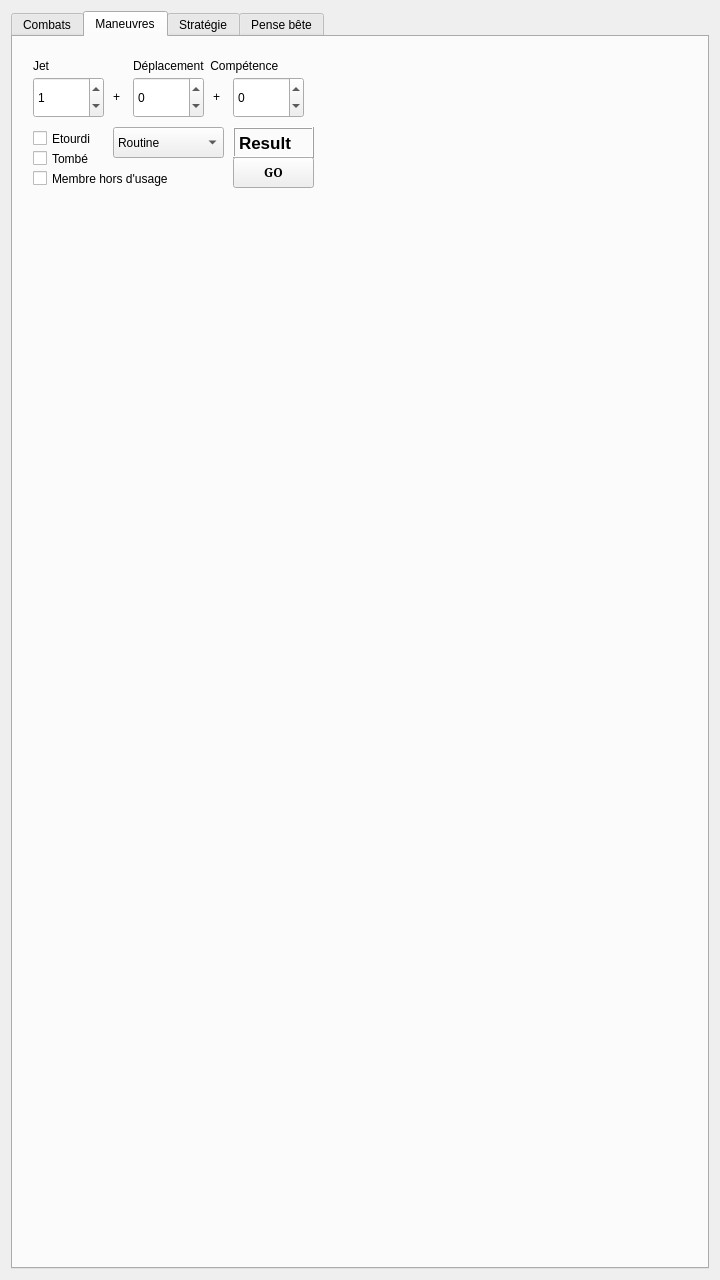
Above: mainwindow.ui from e2002e/JRTM-MERP before the change. Below: the same form after it.
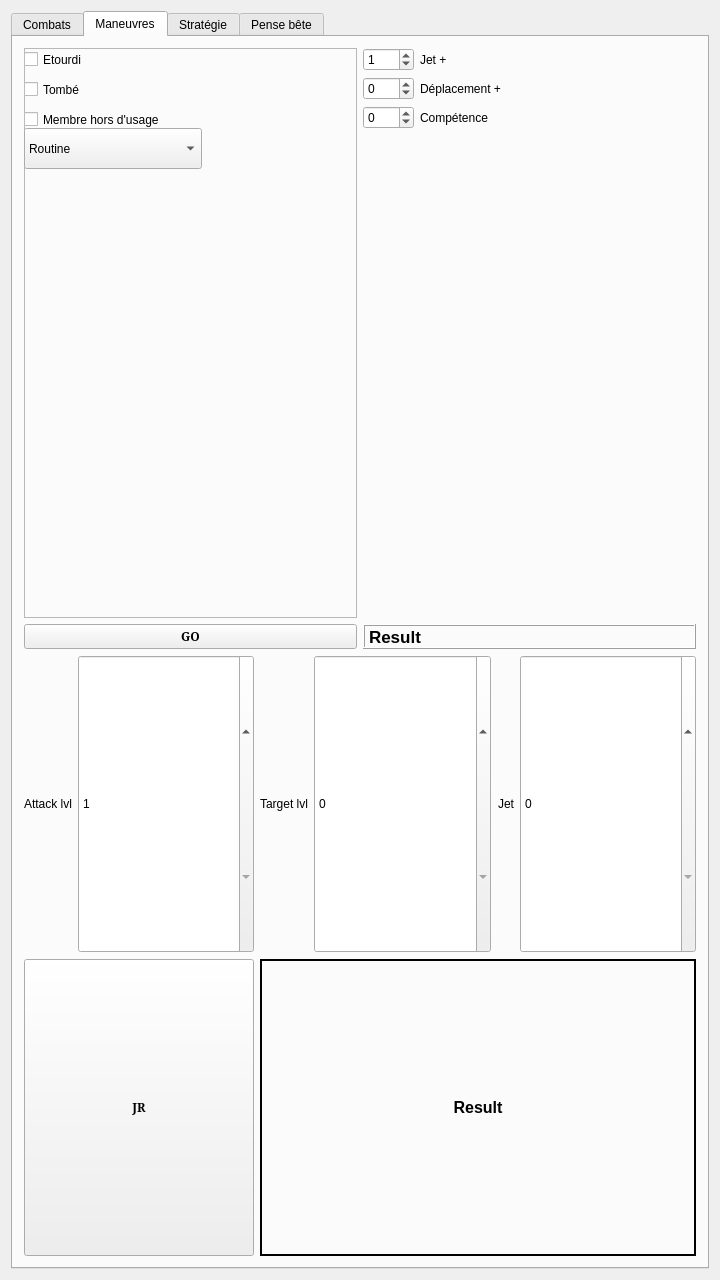
That is the form after the change. The open tabs and pages were chosen to show the change.

The edit to the form file:
```diff
--- a/mainwindow.ui
+++ b/mainwindow.ui
@@ -47,7 +47,7 @@
      <height>0</height>
     </size>
    </property>
-   <layout class="QGridLayout" name="gridLayout_4">
+   <layout class="QGridLayout" name="gridLayout">
     <item row="0" column="0">
      <widget class="QTabWidget" name="tabWidget">
       <property name="enabled">
@@ -75,199 +75,8 @@
        <attribute name="title">
         <string>Combats</string>
        </attribute>
-       <layout class="QGridLayout" name="gridLayout_6">
-        <item row="0" column="0">
-         <widget class="QGroupBox" name="groupBox">
-          <property name="sizePolicy">
-           <sizepolicy hsizetype="Preferred" vsizetype="Preferred">
-            <horstretch>0</horstretch>
-            <verstretch>0</verstretch>
-           </sizepolicy>
-          </property>
-          <layout class="QGridLayout" name="gridLayout">
-           <item row="0" column="0">
-            <layout class="QGridLayout" name="gridLayout_3">
-             <item row="0" column="3">
-              <widget class="QLabel" name="label_36">
-               <property name="text">
-                <string>Target lvl</string>
-               </property>
-               <property name="alignment">
-                <set>Qt::AlignRight|Qt::AlignTrailing|Qt::AlignVCenter</set>
-               </property>
-              </widget>
-             </item>
-             <item row="0" column="4">
-              <widget class="QSpinBox" name="spinBox_12">
-               <property name="sizePolicy">
-                <sizepolicy hsizetype="Expanding" vsizetype="Preferred">
-                 <horstretch>0</horstretch>
-                 <verstretch>0</verstretch>
-                </sizepolicy>
-               </property>
-               <property name="maximum">
-                <number>15</number>
-               </property>
-              </widget>
-             </item>
-             <item row="0" column="0" colspan="2">
-              <widget class="QLabel" name="label_35">
-               <property name="text">
-                <string>Attack lvl</string>
-               </property>
-               <property name="alignment">
-                <set>Qt::AlignRight|Qt::AlignTrailing|Qt::AlignVCenter</set>
-               </property>
-              </widget>
-             </item>
-             <item row="0" column="5">
-              <widget class="QLabel" name="label_37">
-               <property name="layoutDirection">
-                <enum>Qt::RightToLeft</enum>
-               </property>
-               <property name="text">
-                <string>Jet</string>
-               </property>
-               <property name="alignment">
-                <set>Qt::AlignRight|Qt::AlignTrailing|Qt::AlignVCenter</set>
-               </property>
-              </widget>
-             </item>
-             <item row="0" column="2">
-              <widget class="QSpinBox" name="spinBox_13">
-               <property name="sizePolicy">
-                <sizepolicy hsizetype="Expanding" vsizetype="Preferred">
-                 <horstretch>0</horstretch>
-                 <verstretch>0</verstretch>
-                </sizepolicy>
-               </property>
-               <property name="minimum">
-                <number>1</number>
-               </property>
-               <property name="maximum">
-                <number>15</number>
-               </property>
-              </widget>
-             </item>
-             <item row="3" column="0" colspan="3">
-              <widget class="QPushButton" name="pushButton_5">
-               <property name="sizePolicy">
-                <sizepolicy hsizetype="Preferred" vsizetype="Preferred">
-                 <horstretch>0</horstretch>
-                 <verstretch>0</verstretch>
-                </sizepolicy>
-               </property>
-               <property name="font">
-                <font>
-                 <family>Serif</family>
-                 <weight>75</weight>
-                 <bold>true</bold>
-                </font>
-               </property>
-               <property name="text">
-                <string>JR</string>
-               </property>
-              </widget>
-             </item>
-             <item row="0" column="6">
-              <widget class="QSpinBox" name="spinBox_11">
-               <property name="sizePolicy">
-                <sizepolicy hsizetype="Expanding" vsizetype="Preferred">
-                 <horstretch>0</horstretch>
-                 <verstretch>0</verstretch>
-                </sizepolicy>
-               </property>
-               <property name="accelerated">
-                <bool>true</bool>
-               </property>
-               <property name="maximum">
-                <number>100</number>
-               </property>
-              </widget>
-             </item>
-             <item row="3" column="3" colspan="4">
-              <widget class="QLabel" name="label_38">
-               <property name="sizePolicy">
-                <sizepolicy hsizetype="Expanding" vsizetype="Preferred">
-                 <horstretch>0</horstretch>
-                 <verstretch>0</verstretch>
-                </sizepolicy>
-               </property>
-               <property name="font">
-                <font>
-                 <pointsize>12</pointsize>
-                 <weight>75</weight>
-                 <bold>true</bold>
-                </font>
-               </property>
-               <property name="frameShape">
-                <enum>QFrame::WinPanel</enum>
-               </property>
-               <property name="text">
-                <string>Result</string>
-               </property>
-               <property name="alignment">
-                <set>Qt::AlignCenter</set>
-               </property>
-              </widget>
-             </item>
-            </layout>
-           </item>
-           <item row="1" column="0">
-            <layout class="QHBoxLayout" name="horizontalLayout_5">
-             <item>
-              <widget class="QSpinBox" name="spinBox_5">
-               <property name="sizePolicy">
-                <sizepolicy hsizetype="Expanding" vsizetype="Preferred">
-                 <horstretch>0</horstretch>
-                 <verstretch>0</verstretch>
-                </sizepolicy>
-               </property>
-               <property name="layoutDirection">
-                <enum>Qt::LeftToRight</enum>
-               </property>
-               <property name="autoFillBackground">
-                <bool>false</bool>
-               </property>
-              </widget>
-             </item>
-             <item>
-              <widget class="QLabel" name="label_7">
-               <property name="font">
-                <font>
-                 <pointsize>11</pointsize>
-                </font>
-               </property>
-               <property name="text">
-                <string>*10p parcourus &gt; 10p</string>
-               </property>
-              </widget>
-             </item>
-             <item>
-              <widget class="QRadioButton" name="radioButton_9">
-               <property name="sizePolicy">
-                <sizepolicy hsizetype="Preferred" vsizetype="Preferred">
-                 <horstretch>0</horstretch>
-                 <verstretch>0</verstretch>
-                </sizepolicy>
-               </property>
-               <property name="font">
-                <font>
-                 <pointsize>11</pointsize>
-                </font>
-               </property>
-               <property name="text">
-                <string>Dégaine ou
-Change d'arme</string>
-               </property>
-               <property name="autoExclusive">
-                <bool>false</bool>
-               </property>
-              </widget>
-             </item>
-            </layout>
-           </item>
-           <item row="2" column="0">
+       <layout class="QGridLayout" name="gridLayout_4">
+        <item row="3" column="0">
             <layout class="QHBoxLayout" name="horizontalLayout_6">
              <item>
               <widget class="QRadioButton" name="radioButton_6">
@@ -1135,104 +944,9 @@
                <property name="showGroupSeparator" stdset="0">
                 <bool>false</bool>
                </property>
-               <property name="minimum">
-                <number>-49</number>
-               </property>
-               <property name="maximum">
-                <number>300</number>
-               </property>
-              </widget>
-             </item>
-             <item>
-              <widget class="QLabel" name="label_3">
-               <property name="frameShape">
-                <enum>QFrame::NoFrame</enum>
-               </property>
-               <property name="frameShadow">
-                <enum>QFrame::Raised</enum>
-               </property>
-               <property name="text">
-                <string>BD</string>
-               </property>
-              </widget>
-             </item>
-             <item>
-              <widget class="QSpinBox" name="spinBox_2">
-               <property name="sizePolicy">
-                <sizepolicy hsizetype="Expanding" vsizetype="Preferred">
-                 <horstretch>0</horstretch>
-                 <verstretch>0</verstretch>
-                </sizepolicy>
-               </property>
-               <property name="accelerated">
-                <bool>true</bool>
-               </property>
-               <property name="showGroupSeparator" stdset="0">
-                <bool>false</bool>
-               </property>
-               <property name="minimum">
-                <number>-49</number>
-               </property>
-               <property name="maximum">
-                <number>300</number>
-               </property>
-              </widget>
-             </item>
-             <item>
-              <widget class="QLabel" name="label_2">
-               <property name="frameShape">
-                <enum>QFrame::Box</enum>
-               </property>
-               <property name="frameShadow">
-                <enum>QFrame::Sunken</enum>
-               </property>
-               <property name="text">
-                <string>BO</string>
-               </property>
-              </widget>
-             </item>
-             <item>
-              <widget class="QSpinBox" name="spinBox">
-               <property name="sizePolicy">
-                <sizepolicy hsizetype="Expanding" vsizetype="Preferred">
-                 <horstretch>0</horstretch>
-                 <verstretch>0</verstretch>
-                </sizepolicy>
-               </property>
-               <property name="accelerated">
-                <bool>true</bool>
-               </property>
-               <property name="showGroupSeparator" stdset="0">
-                <bool>false</bool>
-               </property>
-               <property name="minimum">
-                <number>1</number>
-               </property>
-               <property name="maximum">
-                <number>999</number>
-               </property>
-               <property name="value">
-                <number>1</number>
-               </property>
-              </widget>
-             </item>
-             <item>
-              <widget class="QLabel" name="label">
-               <property name="frameShape">
-                <enum>QFrame::NoFrame</enum>
-               </property>
-               <property name="frameShadow">
-                <enum>QFrame::Raised</enum>
-               </property>
-               <property name="text">
-                <string>Jet</string>
-               </property>
-              </widget>
-             </item>
-            </layout>
-           </item>
-          </layout>
-         </widget>
+           </widget>
+          </item>
+         </layout>
         </item>
        </layout>
       </widget>
@@ -1240,124 +954,22 @@
        <attribute name="title">
         <string>Maneuvres</string>
        </attribute>
-       <layout class="QGridLayout" name="gridLayout_8"/>
-       <widget class="QSpinBox" name="spinBox_6">
-        <property name="geometry">
-         <rect>
-          <x>20</x>
-          <y>40</y>
-          <width>71</width>
-          <height>41</height>
-         </rect>
-        </property>
-        <property name="accelerated">
-         <bool>true</bool>
-        </property>
-        <property name="minimum">
-         <number>-150</number>
-        </property>
-        <property name="maximum">
-         <number>275</number>
-        </property>
-        <property name="value">
-         <number>1</number>
-        </property>
-       </widget>
-       <widget class="QSpinBox" name="spinBox_7">
-        <property name="geometry">
-         <rect>
-          <x>120</x>
-          <y>40</y>
-          <width>71</width>
-          <height>41</height>
-         </rect>
-        </property>
-        <property name="accelerated">
-         <bool>true</bool>
-        </property>
-        <property name="minimum">
-         <number>-150</number>
-        </property>
-        <property name="maximum">
-         <number>275</number>
-        </property>
-       </widget>
-       <widget class="QSpinBox" name="spinBox_8">
-        <property name="geometry">
-         <rect>
-          <x>220</x>
-          <y>40</y>
-          <width>71</width>
-          <height>41</height>
-         </rect>
-        </property>
-        <property name="accelerated">
-         <bool>true</bool>
-        </property>
-        <property name="minimum">
-         <number>-150</number>
-        </property>
-        <property name="maximum">
-         <number>275</number>
-        </property>
-       </widget>
-       <widget class="QLabel" name="label_10">
-        <property name="geometry">
-         <rect>
-          <x>100</x>
-          <y>50</y>
-          <width>21</width>
-          <height>20</height>
-         </rect>
-        </property>
-        <property name="text">
-         <string>+</string>
-        </property>
-       </widget>
-       <widget class="QLabel" name="label_11">
-        <property name="geometry">
-         <rect>
-          <x>200</x>
-          <y>50</y>
-          <width>21</width>
-          <height>20</height>
-         </rect>
-        </property>
-        <property name="text">
-         <string>+</string>
-        </property>
-       </widget>
-       <widget class="QCheckBox" name="checkBox_3">
-        <property name="geometry">
-         <rect>
-          <x>20</x>
-          <y>90</y>
-          <width>90</width>
-          <height>23</height>
-         </rect>
-        </property>
-        <property name="text">
-         <string>Etourdi</string>
-        </property>
-       </widget>
-       <widget class="QCheckBox" name="checkBox_4">
-        <property name="geometry">
-         <rect>
-          <x>20</x>
-          <y>110</y>
-          <width>90</width>
-          <height>23</height>
-         </rect>
-        </property>
-        <property name="text">
-         <string>Tombé</string>
-        </property>
-       </widget>
+       <layout class="QGridLayout" name="gridLayout_8">
+        <item row="0" column="0">
+         <layout class="QGridLayout" name="gridLayout_7">
+          <item row="0" column="0">
+           <widget class="QFrame" name="frame">
+            <property name="frameShape">
+             <enum>QFrame::StyledPanel</enum>
+            </property>
+            <property name="frameShadow">
+             <enum>QFrame::Raised</enum>
+            </property>
        <widget class="QCheckBox" name="checkBox_5">
         <property name="geometry">
          <rect>
-          <x>20</x>
-          <y>130</y>
+               <x>0</x>
+               <y>60</y>
           <width>171</width>
           <height>23</height>
          </rect>
@@ -1366,75 +978,39 @@
          <string>Membre hors d'usage</string>
         </property>
        </widget>
-       <widget class="QLabel" name="label_13">
+            <widget class="QCheckBox" name="checkBox_4">
         <property name="geometry">
          <rect>
-          <x>120</x>
-          <y>20</y>
-          <width>201</width>
-          <height>17</height>
+               <x>0</x>
+               <y>30</y>
+               <width>72</width>
+               <height>23</height>
          </rect>
         </property>
         <property name="text">
-         <string>Déplacement  Compétence</string>
-        </property>
-       </widget>
-       <widget class="QLabel" name="Result">
+              <string>Tombé</string>
+             </property>
+            </widget>
+            <widget class="QCheckBox" name="checkBox_3">
         <property name="geometry">
          <rect>
-          <x>220</x>
-          <y>90</y>
-          <width>81</width>
-          <height>31</height>
-         </rect>
-        </property>
-        <property name="font">
-         <font>
-          <pointsize>13</pointsize>
-          <weight>75</weight>
-          <bold>true</bold>
-         </font>
-        </property>
-        <property name="layoutDirection">
-         <enum>Qt::LeftToRight</enum>
-        </property>
-        <property name="frameShape">
-         <enum>QFrame::Box</enum>
-        </property>
-        <property name="frameShadow">
-         <enum>QFrame::Raised</enum>
-        </property>
+               <x>0</x>
+               <y>0</y>
+               <width>158</width>
+               <height>23</height>
+              </rect>
+             </property>
         <property name="text">
-         <string>Result</string>
-        </property>
-       </widget>
-       <widget class="QPushButton" name="pushButton_2">
-        <property name="geometry">
-         <rect>
-          <x>220</x>
-          <y>120</y>
-          <width>81</width>
-          <height>31</height>
-         </rect>
-        </property>
-        <property name="font">
-         <font>
-          <family>Serif</family>
-          <weight>75</weight>
-          <bold>true</bold>
-         </font>
-        </property>
-        <property name="text">
-         <string>GO</string>
+              <string>Etourdi</string>
         </property>
        </widget>
        <widget class="QComboBox" name="comboBox">
         <property name="geometry">
          <rect>
-          <x>100</x>
-          <y>90</y>
-          <width>111</width>
-          <height>31</height>
+               <x>0</x>
+               <y>80</y>
+               <width>178</width>
+               <height>41</height>
          </rect>
         </property>
         <item>
@@ -1483,32 +1059,243 @@
          </property>
         </item>
        </widget>
+           </widget>
+          </item>
+          <item row="0" column="1">
+           <layout class="QFormLayout" name="formLayout">
+            <item row="0" column="0">
+             <widget class="QSpinBox" name="spinBox_6">
+              <property name="accelerated">
+               <bool>true</bool>
+              </property>
+              <property name="minimum">
+               <number>-150</number>
+              </property>
+              <property name="maximum">
+               <number>275</number>
+              </property>
+              <property name="value">
+               <number>1</number>
+              </property>
+             </widget>
+            </item>
+            <item row="1" column="0">
+             <widget class="QSpinBox" name="spinBox_7">
+              <property name="accelerated">
+               <bool>true</bool>
+              </property>
+              <property name="minimum">
+               <number>-150</number>
+              </property>
+              <property name="maximum">
+               <number>275</number>
+              </property>
+             </widget>
+            </item>
+            <item row="1" column="1">
+             <widget class="QLabel" name="label_13">
+              <property name="text">
+               <string>Déplacement +</string>
+              </property>
+             </widget>
+            </item>
+            <item row="2" column="1">
+             <widget class="QLabel" name="label_14">
+              <property name="text">
+               <string>Compétence</string>
+              </property>
+             </widget>
+            </item>
+            <item row="0" column="1">
        <widget class="QLabel" name="label_12">
-        <property name="geometry">
-         <rect>
-          <x>20</x>
-          <y>20</y>
-          <width>67</width>
-          <height>17</height>
-         </rect>
+              <property name="text">
+               <string>Jet +</string>
+              </property>
+             </widget>
+            </item>
+            <item row="2" column="0">
+             <widget class="QSpinBox" name="spinBox_8">
+              <property name="accelerated">
+               <bool>true</bool>
+              </property>
+              <property name="minimum">
+               <number>-150</number>
+              </property>
+              <property name="maximum">
+               <number>275</number>
+              </property>
+             </widget>
+            </item>
+           </layout>
+          </item>
+          <item row="1" column="1">
+           <widget class="QLabel" name="Result">
+            <property name="font">
+             <font>
+              <pointsize>13</pointsize>
+              <weight>75</weight>
+              <bold>true</bold>
+             </font>
+            </property>
+            <property name="layoutDirection">
+             <enum>Qt::LeftToRight</enum>
+            </property>
+            <property name="frameShape">
+             <enum>QFrame::Box</enum>
+            </property>
+            <property name="frameShadow">
+             <enum>QFrame::Raised</enum>
+            </property>
+            <property name="text">
+             <string>Result</string>
+            </property>
+           </widget>
+          </item>
+          <item row="1" column="0">
+           <widget class="QPushButton" name="pushButton_2">
+            <property name="font">
+             <font>
+              <family>Serif</family>
+              <weight>75</weight>
+              <bold>true</bold>
+             </font>
+            </property>
+            <property name="text">
+             <string>GO</string>
+            </property>
+           </widget>
+          </item>
+         </layout>
+        </item>
+        <item row="1" column="0">
+         <layout class="QGridLayout" name="gridLayout_6">
+          <item row="0" column="6">
+           <widget class="QSpinBox" name="spinBox_14">
+            <property name="sizePolicy">
+             <sizepolicy hsizetype="Expanding" vsizetype="Preferred">
+              <horstretch>0</horstretch>
+              <verstretch>0</verstretch>
+             </sizepolicy>
+            </property>
+            <property name="accelerated">
+             <bool>true</bool>
+            </property>
+            <property name="maximum">
+             <number>100</number>
+            </property>
+           </widget>
+          </item>
+          <item row="3" column="3" colspan="4">
+           <widget class="QLabel" name="label_40">
+            <property name="sizePolicy">
+             <sizepolicy hsizetype="Expanding" vsizetype="Preferred">
+              <horstretch>0</horstretch>
+              <verstretch>0</verstretch>
+             </sizepolicy>
+            </property>
+            <property name="font">
+             <font>
+              <pointsize>12</pointsize>
+              <weight>75</weight>
+              <bold>true</bold>
+             </font>
+            </property>
+            <property name="frameShape">
+             <enum>QFrame::WinPanel</enum>
+            </property>
+            <property name="text">
+             <string>Result</string>
+            </property>
+            <property name="alignment">
+             <set>Qt::AlignCenter</set>
+            </property>
+           </widget>
+          </item>
+          <item row="0" column="3">
+           <widget class="QLabel" name="label_41">
+            <property name="text">
+             <string>Target lvl</string>
+            </property>
+            <property name="alignment">
+             <set>Qt::AlignRight|Qt::AlignTrailing|Qt::AlignVCenter</set>
+            </property>
+           </widget>
+          </item>
+          <item row="0" column="4">
+           <widget class="QSpinBox" name="spinBox_15">
+            <property name="sizePolicy">
+             <sizepolicy hsizetype="Expanding" vsizetype="Preferred">
+              <horstretch>0</horstretch>
+              <verstretch>0</verstretch>
+             </sizepolicy>
+            </property>
+            <property name="maximum">
+             <number>15</number>
+            </property>
+           </widget>
+          </item>
+          <item row="0" column="0" colspan="2">
+           <widget class="QLabel" name="label_42">
+            <property name="text">
+             <string>Attack lvl</string>
+            </property>
+            <property name="alignment">
+             <set>Qt::AlignRight|Qt::AlignTrailing|Qt::AlignVCenter</set>
+            </property>
+           </widget>
+          </item>
+          <item row="0" column="5">
+           <widget class="QLabel" name="label_43">
+            <property name="layoutDirection">
+             <enum>Qt::RightToLeft</enum>
         </property>
         <property name="text">
          <string>Jet</string>
         </property>
-       </widget>
-       <zorder>spinBox_6</zorder>
-       <zorder>spinBox_7</zorder>
-       <zorder>spinBox_8</zorder>
-       <zorder>label_10</zorder>
-       <zorder>label_11</zorder>
-       <zorder>checkBox_3</zorder>
-       <zorder>checkBox_4</zorder>
-       <zorder>checkBox_5</zorder>
-       <zorder>label_12</zorder>
-       <zorder>label_13</zorder>
-       <zorder>Result</zorder>
-       <zorder>pushButton_2</zorder>
-       <zorder>comboBox</zorder>
+            <property name="alignment">
+             <set>Qt::AlignRight|Qt::AlignTrailing|Qt::AlignVCenter</set>
+            </property>
+           </widget>
+          </item>
+          <item row="0" column="2">
+           <widget class="QSpinBox" name="spinBox_16">
+            <property name="sizePolicy">
+             <sizepolicy hsizetype="Expanding" vsizetype="Preferred">
+              <horstretch>0</horstretch>
+              <verstretch>0</verstretch>
+             </sizepolicy>
+            </property>
+            <property name="minimum">
+             <number>1</number>
+            </property>
+            <property name="maximum">
+             <number>15</number>
+            </property>
+           </widget>
+          </item>
+          <item row="3" column="0" colspan="3">
+           <widget class="QPushButton" name="pushButton_6">
+            <property name="sizePolicy">
+             <sizepolicy hsizetype="Preferred" vsizetype="Preferred">
+              <horstretch>0</horstretch>
+              <verstretch>0</verstretch>
+             </sizepolicy>
+            </property>
+            <property name="font">
+             <font>
+              <family>Serif</family>
+              <weight>75</weight>
+              <bold>true</bold>
+             </font>
+            </property>
+            <property name="text">
+             <string>JR</string>
+            </property>
+           </widget>
+          </item>
+         </layout>
+        </item>
+       </layout>
       </widget>
       <widget class="QWidget" name="tab_3">
        <attribute name="title">
```
Left out of the diff: 1295 changed lines with no effect on the pictures. Lines whose indentation alone changed are shown as unchanged.
